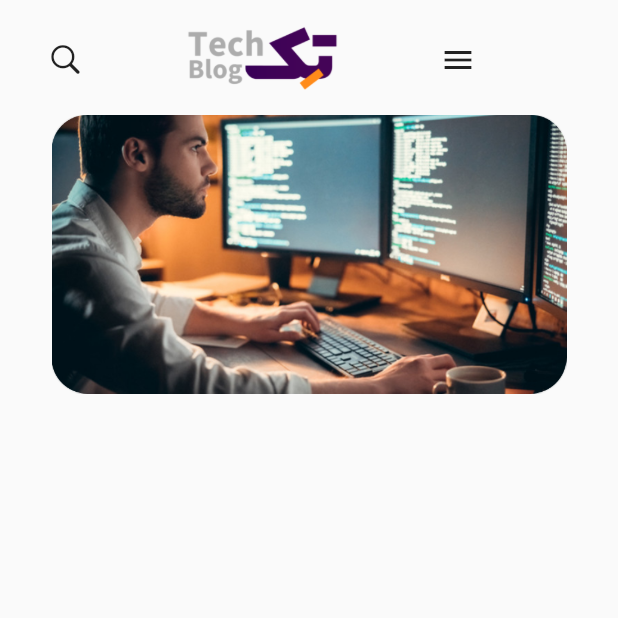
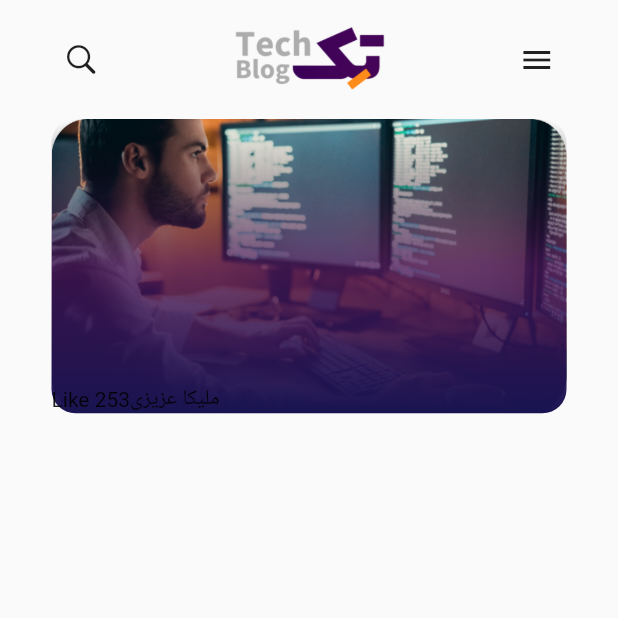
Before and after one commit to mahdiramezanii/tech-blog, a Flutter app: the screen it shows after launch, on a phone screen of 412 x 824 dp, the top half of it. Run offline on Flutter 3.47's test engine with Material 2 defaults, Android fonts, the phone set to English and light mode, and no system bars; our stand-ins replace flutter_spinkit.

Commit message:
add fonts to project -> assets/fonts/dana

```diff
--- /dev/null
+++ b/lib/gen/fonts.gen.dart
@@ -0,0 +1,15 @@
+/// GENERATED CODE - DO NOT MODIFY BY HAND
+/// *****************************************************
+///  FlutterGen
+/// *****************************************************
+
+// coverage:ignore-file
+// ignore_for_file: type=lint
+// ignore_for_file: directives_ordering,unnecessary_import,implicit_dynamic_list_literal,deprecated_member_use
+
+class FontFamily {
+  FontFamily._();
+
+  /// Font family: dana
+  static const String dana = 'dana';
+}
--- a/lib/home_page.dart
+++ b/lib/home_page.dart
@@ -1,7 +1,10 @@
+import 'dart:ui';
+
 import 'package:flutter/cupertino.dart';
 import 'package:flutter/material.dart';
 import 'package:flutter/widgets.dart';
 import 'package:flutter_application_2/gen/assets.gen.dart';
+import 'package:flutter_application_2/my_colors.dart';
 
 class HomePage extends StatelessWidget{
   @override
@@ -12,6 +15,7 @@ class HomePage extends StatelessWidget{
       child: Scaffold(
 
         body: Column(
+          crossAxisAlignment: CrossAxisAlignment.center,
 
           children: [
             Padding(
@@ -25,19 +29,50 @@ class HomePage extends StatelessWidget{
                 width: MediaQuery.of(context).size.width/3.7,
                   child: Image.asset(Assets.images.headicon.path)),
                 Icon(Icons.menu),
-                SizedBox()
+
 
 
               ],),
-            ),Stack(
+            ),
+            SizedBox(height: 8,)
+            ,Stack(
                   children: [
                     Container(
                       height: MediaQuery.of(context).size.height/4.2,
                       width: MediaQuery.of(context).size.width/1.20,
                       decoration: BoxDecoration(
-                        image: DecorationImage(image: AssetImage(Assets.images.programming.path))
+                        borderRadius: BorderRadius.circular(16),
+                        image: DecorationImage(image: AssetImage(Assets.images.programming.path),
+                        fit: BoxFit.fill)
+                      ),
+                    ),
+                    Container(
+                      height: MediaQuery.of(context).size.height/4.2,
+                      width: MediaQuery.of(context).size.width/1.20,
+                      decoration: BoxDecoration(
+                        borderRadius: BorderRadius.circular(16),
+                        gradient:LinearGradient(colors: GradinatCollors.homeCoverImage,
+                        begin: Alignment.topCenter,
+                        end: Alignment.bottomCenter
+                        )
+                      ),
+                    ),
+
+                    Positioned(
+                      left: 0,
+                      right: 0,
+                      bottom: 0,
+                      child: Column(
+                        children: [
+                          Row(children: [
+                            Text("Like 253"),
+                            Text("ملیکا عزیزی"),
+
+                          ],)
+                        ],
                       ),
                     )
+
                   ],
                 )
           ],
--- a/lib/main.dart
+++ b/lib/main.dart
@@ -9,6 +9,15 @@ class MyApp extends StatelessWidget{
   @override
   Widget build(BuildContext context) {
     return MaterialApp(
+      theme: ThemeData(
+        textTheme:const TextTheme(
+          headline1:TextStyle(
+            fontFamily: "dana",
+            fontSize: 16,
+            fontWeight: FontWeight.w300
+          ),
+        )
+      ),
     home: splach_screan(),
     );
   }
--- a/lib/my_colors.dart
+++ b/lib/my_colors.dart
@@ -11,4 +11,10 @@ class GradinatCollors {
   static const List<Color> buttonNavigation=[
     Color.fromARGB(255, 27, 0, 94),
   ];
+  static const List<Color> homeCoverImage=[
+     Color.fromARGB(0, 0, 0, 0),
+    Color.fromARGB(195, 72, 20, 88),
+    Color.fromARGB(255, 280, 20, 81),
+
+  ];
 }
```
Also changed, not shown: pubspec.yaml (+8 -6 lines), assets/fonts/Dana-ExtraBold.ttf (added), assets/fonts/Dana-Regular.ttf (added).
